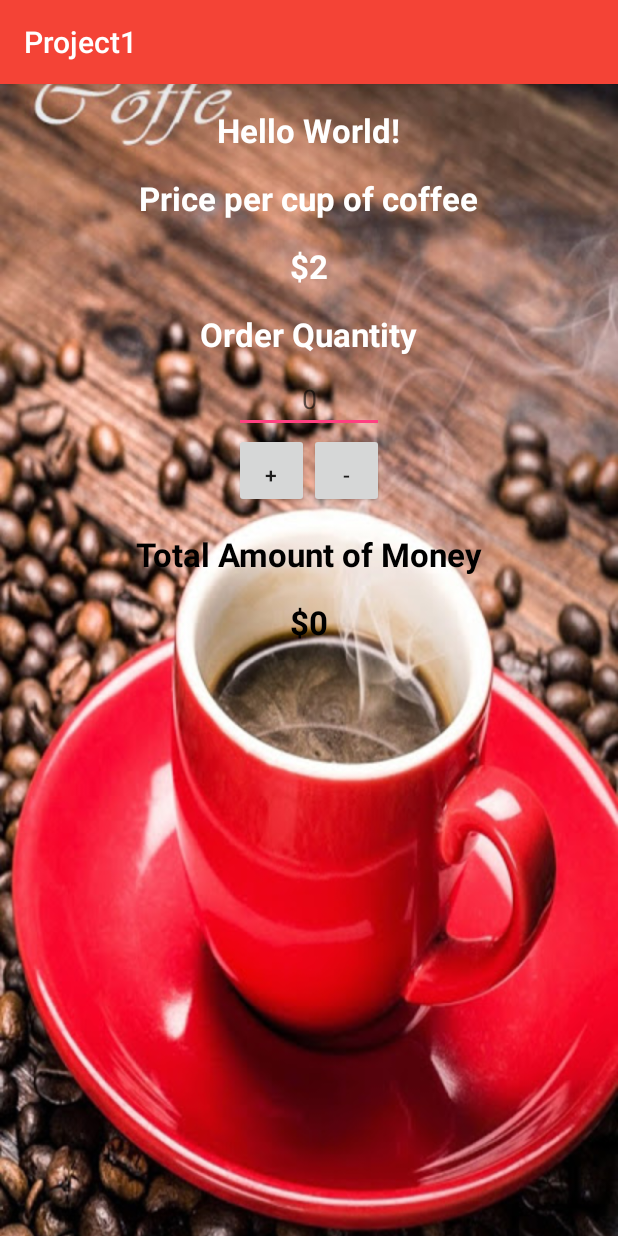
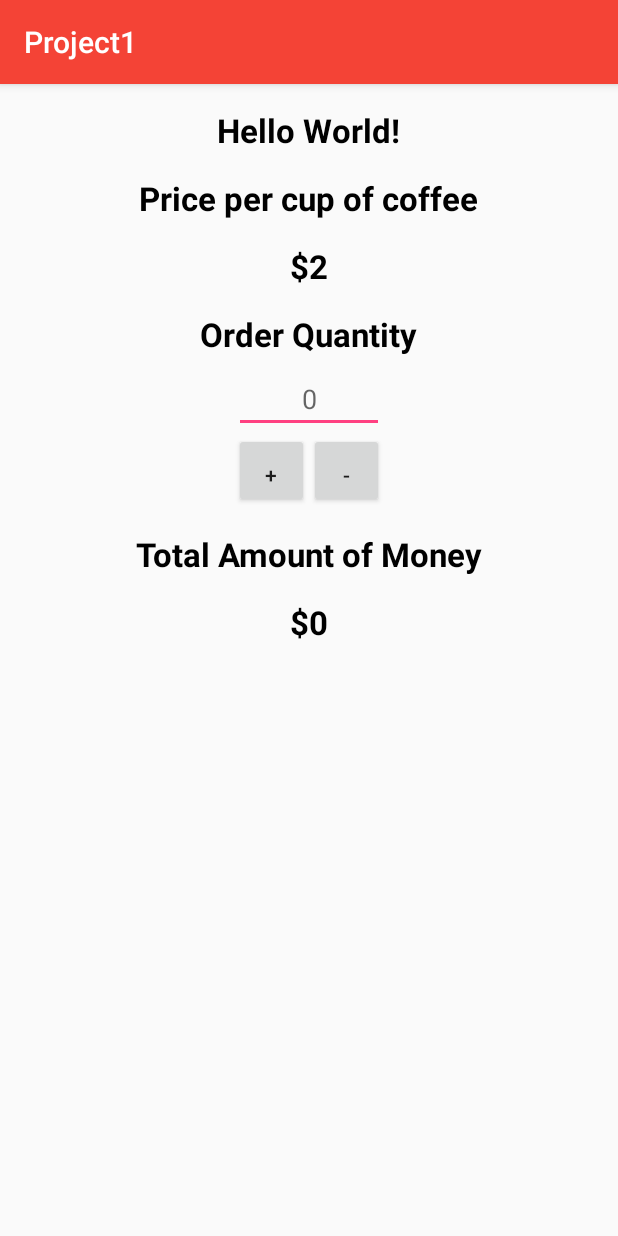
Before and after one commit to rmolin88/CoffeeApp, an Android app: the screen it shows after launch (MainActivity), on a phone screen of 412 x 824 dp. Run offline under Robolectric (Android 15) with nearby library versions, the phone set to English and light mode, and no system bars.

Commit message:
first working state of app

```diff
--- a/app/src/main/java/com/hq/project1/MainActivity.java
+++ b/app/src/main/java/com/hq/project1/MainActivity.java
@@ -2,18 +2,42 @@ package com.hq.project1;
 
 import android.os.Bundle;
 import android.support.v7.app.AppCompatActivity;
+import android.text.Editable;
+import android.text.TextWatcher;
 import android.view.View;
 import android.widget.TextView;
 import android.widget.EditText;
-import android.widget.TextWatcher;
+import android.util.Log;
 
 /**
  * This app displays an order form to order coffee.
  */
 public class MainActivity extends AppCompatActivity {
 
+  private static final String TAG = "CoffeeApp";
+
   private EditText etNumCoffee;
   private TextView tvFinalPrice;
+  private final TextWatcher twNumCoffee =
+      new TextWatcher() {
+        @Override
+        public void onTextChanged(CharSequence ch, int start, int count, int after) {}
+
+        @Override
+        public void beforeTextChanged(CharSequence ch, int start, int count, int after) {}
+
+        @Override
+        public void afterTextChanged(Editable s) {
+          try {
+            Log.i(TAG, "afterTextChanged got called");
+            if (s.length() == 0) NumCoffee = 0;
+            else NumCoffee = Integer.parseInt(s.toString());
+            UpdateTotalPrice();
+          } catch (Exception e) {
+            NumCoffee = 0;
+          }
+        }
+      };
 
   private static int NumCoffee = 0;
   private String sPrice;
@@ -25,7 +49,12 @@ public class MainActivity extends AppCompatActivity {
     super.onCreate(savedInstanceState);
     setContentView(R.layout.activity_main);
 
+    Log.i(TAG, "Initializing");
     etNumCoffee = (EditText) findViewById(R.id.edit_text_order_quantity);
+    //    Connect the listener to the text view
+    Log.i(TAG, "Adding TextChangeListener");
+    etNumCoffee.addTextChangedListener(twNumCoffee);
+    Log.i(TAG, "TextChangeListener was added");
     tvFinalPrice = (TextView) findViewById(R.id.text_total_amt);
 
     // Convert Price @string/price_val to int
@@ -35,29 +64,23 @@ public class MainActivity extends AppCompatActivity {
   }
 
   public void AddBtnAction(View view) {
+    Log.i(TAG, "Add Btn got called");
     NumCoffee++;
-    UpdateParams();
+    UpdateNumCoffeeDisp();
   }
 
   public void SubBtnAction(View view) {
     if (NumCoffee == 0) return;
     NumCoffee--;
-    UpdateParams();
+    UpdateNumCoffeeDisp();
   }
 
-  private void UpdateParams() {
+  private void UpdateNumCoffeeDisp() {
     etNumCoffee.setText("" + NumCoffee);
+  }
+
+  private void UpdateTotalPrice() {
     iTotal = iPrice * NumCoffee;
     tvFinalPrice.setText("$" + iTotal);
   }
-
-  // looking into textwatcher
-  public void OrderQtyAction(View view){
-    try {
-      NumCoffee = Integer.parseInt(etNumCoffee.getText().toString());
-    } catch(Exception e) {
-      NumCoffee = 0;
-    }
-    UpdateParams();
-  }
 }
--- a/app/src/main/res/layout/activity_main.xml
+++ b/app/src/main/res/layout/activity_main.xml
@@ -5,13 +5,13 @@
     android:layout_height="match_parent"
     tools:context="com.hq.project1.MainActivity">
 
-    <ImageView
-        android:src="@drawable/coffee"
-        android:layout_width="match_parent"
-        android:layout_height="match_parent"
-        android:padding="0dp"
-        android:scaleType="centerCrop"
-        />
+    <!--<ImageView-->
+        <!--android:src="@drawable/coffee"-->
+        <!--android:layout_width="match_parent"-->
+        <!--android:layout_height="match_parent"-->
+        <!--android:padding="0dp"-->
+        <!--android:scaleType="centerCrop"-->
+        <!--/>-->
 
     <TextView
         android:id="@+id/text_hello"
@@ -19,7 +19,7 @@
         android:layout_height="wrap_content"
         android:layout_centerHorizontal="true"
         android:textAppearance="?android:textAppearanceLarge"
-        android:textColor="#FFFFFF"
+        android:textColor="#000000"
         android:textStyle="bold"
         android:text="Hello World!"
         android:paddingTop="@dimen/activity_vertical_margin"
@@ -33,7 +33,7 @@
         android:layout_centerHorizontal="true"
         android:text="@string/price"
         android:textAppearance="?android:textAppearanceLarge"
-        android:textColor="#FFFFFF"
+        android:textColor="#000000"
         android:textStyle="bold"
         android:paddingTop="@dimen/activity_vertical_margin"
         />
@@ -46,7 +46,7 @@
         android:layout_centerHorizontal="true"
         android:text="@string/price_val"
         android:textAppearance="?android:textAppearanceLarge"
-        android:textColor="#FFFFFF"
+        android:textColor="#000000"
         android:textStyle="bold"
         android:paddingTop="@dimen/activity_horizontal_margin"
         />
@@ -59,7 +59,7 @@
         android:layout_centerHorizontal="true"
         android:text="@string/order"
         android:textAppearance="?android:textAppearanceLarge"
-        android:textColor="#FFFFFF"
+        android:textColor="#000000"
         android:textStyle="bold"
         android:paddingTop="@dimen/activity_vertical_margin"
         />
```
